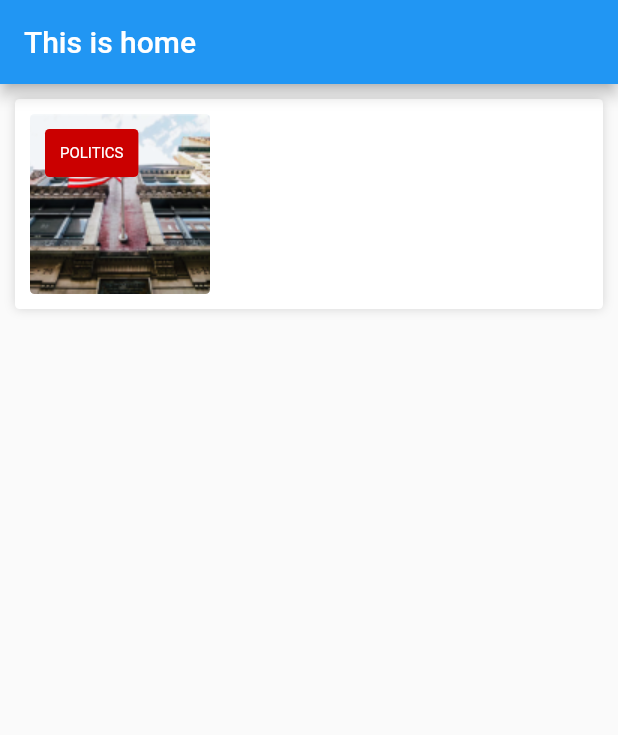
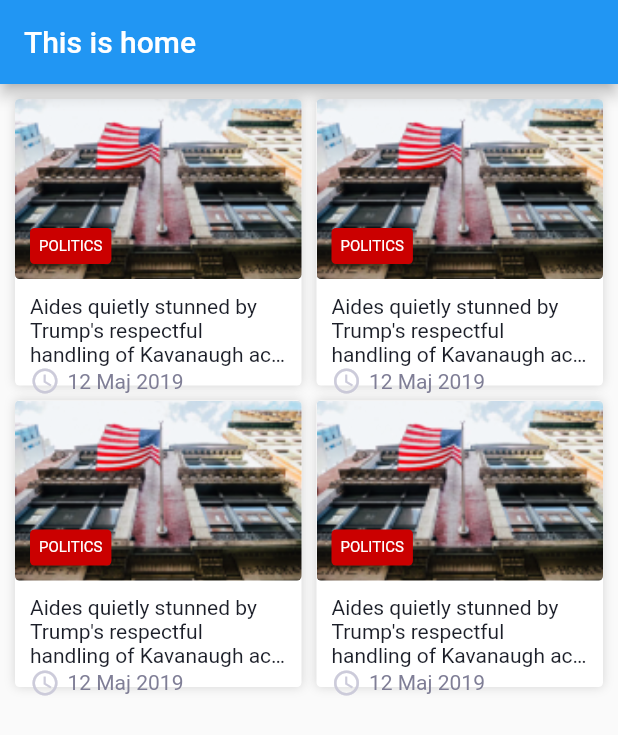
Before and after one commit to thierno7062/thieyDakar_projet, a Flutter app: the screen it shows after launch, on a phone screen of 412 x 824 dp. Shown: the top 735 px of the screen. Run offline on Flutter 3.47's test engine with Material 2 defaults, Android fonts, the phone set to English and light mode, and no system bars.

Commit message:
Gridview and News Page

```diff
--- a/lib/screens/home.dart
+++ b/lib/screens/home.dart
@@ -9,13 +9,26 @@ class HomeScreen extends StatelessWidget {
       appBar: AppBar(
         title: Text('This is home'),
       ),
-      body: SingleChildScrollView(
-        child: Column(
-          children: <Widget>[
-            News(),
-            // Comment(),
-          ],
-        ),
+      body: GridView.count(
+        padding: EdgeInsets.all(10.0),
+        crossAxisCount: 2,
+        crossAxisSpacing: 10,
+        mainAxisSpacing: 10,
+        //childAspectRatio: 0.77, // height of grid item
+        children: <Widget>[
+          News(
+            horizontal: false,
+          ),
+          News(
+            horizontal: false,
+          ),
+          News(
+            horizontal: false,
+          ),
+          News(
+            horizontal: false,
+          ),
+        ],
       ),
     );
   }
--- a/lib/widgets/news.dart
+++ b/lib/widgets/news.dart
@@ -1,11 +1,19 @@
 import 'package:flutter/material.dart';
 
 class News extends StatelessWidget {
+  final bool horizontal;
+
+  News({this.horizontal = true});
+
   @override
   Widget build(BuildContext context) {
+    return horizontal ? _getHorizontalLayout() : _getVerticalLayout();
+  }
+
+  Widget _getHorizontalLayout() {
     return Container(
       margin: EdgeInsets.symmetric(vertical: 10, horizontal: 10),
-      padding: EdgeInsets.all(10),
+      padding: EdgeInsets.all(5),
       decoration: BoxDecoration(
         borderRadius: BorderRadius.all(
           Radius.circular(3),
@@ -35,7 +43,7 @@ class News extends StatelessWidget {
             ),
             alignment: Alignment.topLeft,
             child: Container(
-              padding: EdgeInsets.all(10),
+              padding: EdgeInsets.all(6.0),
               margin: EdgeInsets.all(10),
               decoration: BoxDecoration(
                 color: Color(0xffCB0000),
@@ -52,8 +60,154 @@ class News extends StatelessWidget {
               ),
             ),
           ),
+          Expanded(
+            child: Container(
+              height: 120,
+              padding: EdgeInsets.all(10),
+              child: Column(
+                mainAxisAlignment: MainAxisAlignment.spaceBetween,
+                children: <Widget>[
+                  Expanded(
+                    child: Container(
+                      padding: EdgeInsets.only(bottom: 10.0),
+                      child: _getTitle(
+                          'Aides quietly stunned by Trump\'s respectful handling of Kavanaugh accuser'),
+                    ),
+                  ),
+                  Row(
+                    mainAxisAlignment: MainAxisAlignment.spaceBetween,
+                    children: <Widget>[
+                      Row(
+                        children: <Widget>[
+                          Icon(
+                            Icons.access_time,
+                            color: Color(0xffCCCBDA),
+                            size: 20,
+                          ),
+                          Padding(
+                            padding: const EdgeInsets.only(left: 5.0),
+                            child: Text(
+                              '12 May 2019',
+                              style: TextStyle(
+                                color: Color(0xff7F7E96),
+                                fontSize: 14,
+                              ),
+                            ),
+                          ),
+                        ],
+                      ),
+                      Icon(
+                        Icons.bookmark,
+                        color: Color(0xffCCCBDA),
+                        size: 20,
+                      ),
+                    ],
+                  ),
+                ],
+              ),
+            ),
+          ),
         ],
       ),
     );
   }
+
+  Widget _getVerticalLayout() {
+    return Container(
+      //margin: EdgeInsets.symmetric(vertical: 10, horizontal: 10),
+      //padding: EdgeInsets.all(5),
+      decoration: BoxDecoration(
+        borderRadius: BorderRadius.all(
+          Radius.circular(3),
+        ),
+        boxShadow: [
+          BoxShadow(
+            color: Color.fromRGBO(0, 0, 0, 0.15),
+            blurRadius: 5,
+            offset: Offset(0, 0),
+          ),
+        ],
+        color: Colors.white,
+      ),
+      child: Column(
+        children: <Widget>[
+          Container(
+            height: 120,
+            decoration: BoxDecoration(
+              borderRadius: BorderRadius.all(
+                Radius.circular(3),
+              ),
+              image: DecorationImage(
+                image: AssetImage('images/newBack.png'),
+                fit: BoxFit.cover,
+              ),
+            ),
+            alignment: Alignment.bottomLeft,
+            child: Container(
+              padding: EdgeInsets.all(6.0),
+              margin: EdgeInsets.all(10),
+              decoration: BoxDecoration(
+                color: Color(0xffCB0000),
+                borderRadius: BorderRadius.all(
+                  Radius.circular(3),
+                ),
+              ),
+              child: Text(
+                'Politics'.toUpperCase(),
+                style: TextStyle(
+                  fontSize: 10,
+                  color: Colors.white,
+                ),
+              ),
+            ),
+          ),
+          Expanded(
+            child: Container(
+              height: 120.0,
+              padding: EdgeInsets.all(10.0),
+              child: Column(
+                mainAxisAlignment: MainAxisAlignment.spaceBetween,
+                crossAxisAlignment: CrossAxisAlignment.start,
+                children: <Widget>[
+                  _getTitle(
+                      'Aides quietly stunned by Trump\'s respectful handling of Kavanaugh accuser'),
+                  Row(
+                    children: <Widget>[
+                      Icon(
+                        Icons.access_time,
+                        color: Color(0xffCCCBDA),
+                        size: 20,
+                      ),
+                      Padding(
+                        padding: const EdgeInsets.only(left: 5.0),
+                        child: Text(
+                          '12 Maj 2019',
+                          style: TextStyle(
+                            fontSize: 14.0,
+                            color: Color(0xff7F7E96),
+                          ),
+                        ),
+                      ),
+                    ],
+                  ),
+                ],
+              ),
+            ),
+          ),
+        ],
+      ),
+    );
+  }
+
+  Widget _getTitle(text) {
+    return Text(
+      text,
+      style: TextStyle(
+        fontSize: 14,
+        color: Color(0xff1B1E28),
+      ),
+      maxLines: 3,
+      overflow: TextOverflow.ellipsis,
+    );
+  }
 }
```
